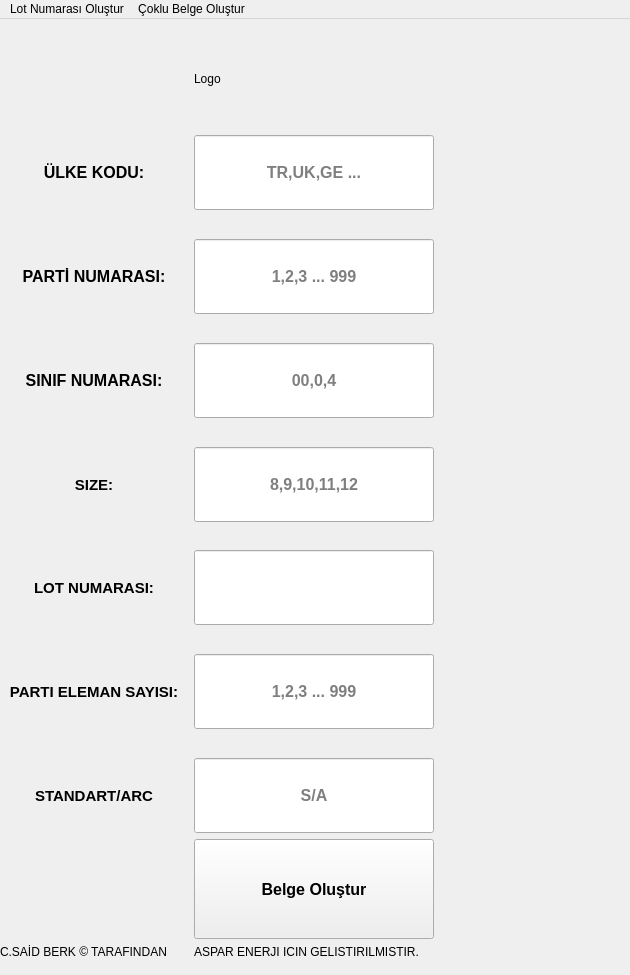
Before: the Qt Designer form Arayüz/arayuz2.ui in saidberk27/asparser, drawn with Qt 5.
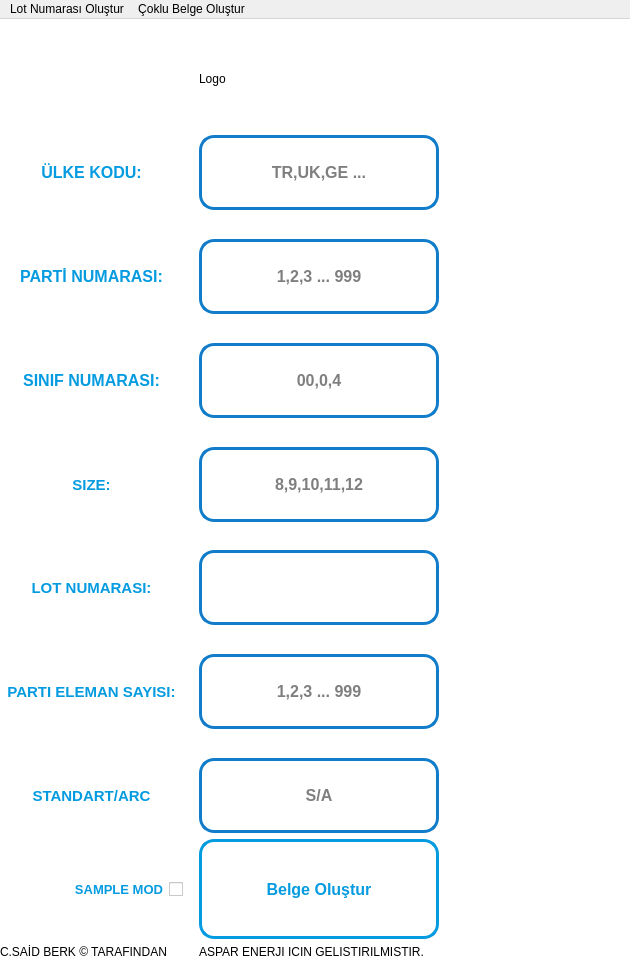
After: the same form once the commit is applied.

Commit message: SAMPLE MOD VE TASARIM GÜNCELLEMESİ

```diff
--- a/Arayüz/arayuz2.ui
+++ b/Arayüz/arayuz2.ui
@@ -32,6 +32,9 @@
    <string>ASPARSER</string>
   </property>
   <widget class="QWidget" name="centralwidget">
+   <property name="styleSheet">
+    <string notr="true">background-color: rgb(255, 255, 255);border:0;</string>
+   </property>
    <widget class="QWidget" name="gridLayoutWidget">
     <property name="geometry">
      <rect>
@@ -42,6 +45,77 @@
      </rect>
     </property>
     <layout class="QGridLayout" name="gridLayout">
+     <item row="0" column="3">
+      <spacer name="horizontalSpacer_2">
+       <property name="orientation">
+        <enum>Qt::Horizontal</enum>
+       </property>
+       <property name="sizeHint" stdset="0">
+        <size>
+         <width>40</width>
+         <height>20</height>
+        </size>
+       </property>
+      </spacer>
+     </item>
+     <item row="1" column="0">
+      <widget class="QLabel" name="ulke_label">
+       <property name="minimumSize">
+        <size>
+         <width>0</width>
+         <height>75</height>
+        </size>
+       </property>
+       <property name="font">
+        <font>
+         <pointsize>12</pointsize>
+         <weight>75</weight>
+         <bold>true</bold>
+        </font>
+       </property>
+       <property name="styleSheet">
+        <string notr="true">color: rgb(4, 155, 224);</string>
+       </property>
+       <property name="text">
+        <string>ÜLKE KODU:</string>
+       </property>
+       <property name="alignment">
+        <set>Qt::AlignCenter</set>
+       </property>
+      </widget>
+     </item>
+     <item row="13" column="2">
+      <widget class="QLineEdit" name="sa_line">
+       <property name="minimumSize">
+        <size>
+         <width>0</width>
+         <height>75</height>
+        </size>
+       </property>
+       <property name="font">
+        <font>
+         <pointsize>12</pointsize>
+         <weight>75</weight>
+         <bold>true</bold>
+        </font>
+       </property>
+       <property name="styleSheet">
+        <string notr="true">QLineEdit{
+
+border: 3px solid;
+border-color:rgb(17, 124, 202);
+border-radius:15px
+
+}</string>
+       </property>
+       <property name="alignment">
+        <set>Qt::AlignCenter</set>
+       </property>
+       <property name="placeholderText">
+        <string>S/A</string>
+       </property>
+      </widget>
+     </item>
      <item row="11" column="0">
       <widget class="QLabel" name="parti_eleman_label">
        <property name="font">
@@ -51,6 +125,9 @@
          <bold>true</bold>
         </font>
        </property>
+       <property name="styleSheet">
+        <string notr="true">color: rgb(4, 155, 224);</string>
+       </property>
        <property name="text">
         <string>PARTI ELEMAN SAYISI:</string>
        </property>
@@ -59,19 +136,92 @@
        </property>
       </widget>
      </item>
-     <item row="0" column="2">
-      <spacer name="horizontalSpacer_2">
+     <item row="8" column="0">
+      <spacer name="verticalSpacer_4">
        <property name="orientation">
-        <enum>Qt::Horizontal</enum>
+        <enum>Qt::Vertical</enum>
        </property>
        <property name="sizeHint" stdset="0">
         <size>
-         <width>40</width>
-         <height>20</height>
+         <width>20</width>
+         <height>40</height>
         </size>
        </property>
       </spacer>
      </item>
+     <item row="6" column="0">
+      <spacer name="verticalSpacer_3">
+       <property name="orientation">
+        <enum>Qt::Vertical</enum>
+       </property>
+       <property name="sizeHint" stdset="0">
+        <size>
+         <width>20</width>
+         <height>40</height>
+        </size>
+       </property>
+      </spacer>
+     </item>
+     <item row="14" column="2">
+      <widget class="QPushButton" name="pushButton">
+       <property name="minimumSize">
+        <size>
+         <width>0</width>
+         <height>100</height>
+        </size>
+       </property>
+       <property name="font">
+        <font>
+         <pointsize>12</pointsize>
+         <weight>75</weight>
+         <italic>false</italic>
+         <bold>true</bold>
+        </font>
+       </property>
+       <property name="styleSheet">
+        <string notr="true">QPushButton {
+color: rgb(4, 155, 224);
+background-color: rgb(255, 255, 255);
+border: 3px solid;
+border-color:#049BE0;
+border-radius:15px
+}
+
+QPushButton:hover{
+	color: rgb(255, 255, 255);
+	background-color: rgb(4, 155, 224);
+
+}
+
+QPushButton:pressed{
+	background-color: rgb(62, 198, 247);
+}</string>
+       </property>
+       <property name="text">
+        <string>Belge Oluştur</string>
+       </property>
+      </widget>
+     </item>
+     <item row="9" column="0">
+      <widget class="QLabel" name="lot_label">
+       <property name="font">
+        <font>
+         <pointsize>11</pointsize>
+         <weight>75</weight>
+         <bold>true</bold>
+        </font>
+       </property>
+       <property name="styleSheet">
+        <string notr="true">color: rgb(4, 155, 224);</string>
+       </property>
+       <property name="text">
+        <string>LOT NUMARASI:</string>
+       </property>
+       <property name="alignment">
+        <set>Qt::AlignCenter</set>
+       </property>
+      </widget>
+     </item>
      <item row="5" column="0">
       <widget class="QLabel" name="sinif_label">
        <property name="minimumSize">
@@ -87,6 +237,9 @@
          <bold>true</bold>
         </font>
        </property>
+       <property name="styleSheet">
+        <string notr="true">color: rgb(4, 155, 224);</string>
+       </property>
        <property name="text">
         <string>SINIF NUMARASI:</string>
        </property>
@@ -95,13 +248,157 @@
        </property>
       </widget>
      </item>
-     <item row="16" column="1">
+     <item row="12" column="0">
+      <spacer name="verticalSpacer_6">
+       <property name="orientation">
+        <enum>Qt::Vertical</enum>
+       </property>
+       <property name="sizeHint" stdset="0">
+        <size>
+         <width>20</width>
+         <height>40</height>
+        </size>
+       </property>
+      </spacer>
+     </item>
+     <item row="16" column="2">
       <widget class="QLabel" name="label_3">
        <property name="text">
         <string>ASPAR ENERJI ICIN GELISTIRILMISTIR.</string>
        </property>
       </widget>
      </item>
+     <item row="0" column="2">
+      <widget class="QLabel" name="logo">
+       <property name="sizePolicy">
+        <sizepolicy hsizetype="Fixed" vsizetype="Fixed">
+         <horstretch>0</horstretch>
+         <verstretch>0</verstretch>
+        </sizepolicy>
+       </property>
+       <property name="minimumSize">
+        <size>
+         <width>240</width>
+         <height>100</height>
+        </size>
+       </property>
+       <property name="maximumSize">
+        <size>
+         <width>240</width>
+         <height>100</height>
+        </size>
+       </property>
+       <property name="text">
+        <string>Logo</string>
+       </property>
+      </widget>
+     </item>
+     <item row="14" column="0">
+      <widget class="QCheckBox" name="checkBox">
+       <property name="font">
+        <font>
+         <pointsize>10</pointsize>
+         <weight>75</weight>
+         <bold>true</bold>
+        </font>
+       </property>
+       <property name="acceptDrops">
+        <bool>false</bool>
+       </property>
+       <property name="layoutDirection">
+        <enum>Qt::RightToLeft</enum>
+       </property>
+       <property name="styleSheet">
+        <string notr="true">color: rgb(4, 155, 224);</string>
+       </property>
+       <property name="text">
+        <string>SAMPLE MOD</string>
+       </property>
+      </widget>
+     </item>
+     <item row="0" column="0">
+      <spacer name="horizontalSpacer">
+       <property name="orientation">
+        <enum>Qt::Horizontal</enum>
+       </property>
+       <property name="sizeHint" stdset="0">
+        <size>
+         <width>40</width>
+         <height>20</height>
+        </size>
+       </property>
+      </spacer>
+     </item>
+     <item row="7" column="2">
+      <widget class="QLineEdit" name="size_line">
+       <property name="minimumSize">
+        <size>
+         <width>0</width>
+         <height>75</height>
+        </size>
+       </property>
+       <property name="font">
+        <font>
+         <pointsize>12</pointsize>
+         <weight>75</weight>
+         <bold>true</bold>
+        </font>
+       </property>
+       <property name="styleSheet">
+        <string notr="true">QLineEdit{
+
+border: 3px solid;
+border-color:rgb(17, 124, 202);
+border-radius:15px
+
+}</string>
+       </property>
+       <property name="text">
+        <string/>
+       </property>
+       <property name="alignment">
+        <set>Qt::AlignCenter</set>
+       </property>
+       <property name="placeholderText">
+        <string>8,9,10,11,12</string>
+       </property>
+      </widget>
+     </item>
+     <item row="3" column="2">
+      <widget class="QLineEdit" name="parti_line">
+       <property name="minimumSize">
+        <size>
+         <width>0</width>
+         <height>75</height>
+        </size>
+       </property>
+       <property name="font">
+        <font>
+         <pointsize>12</pointsize>
+         <weight>75</weight>
+         <bold>true</bold>
+        </font>
+       </property>
+       <property name="styleSheet">
+        <string notr="true">QLineEdit{
+
+border: 3px solid;
+border-color:rgb(17, 124, 202);
+border-radius:15px
+
+}</string>
+       </property>
+       <property name="text">
+        <string/>
+       </property>
+       <property name="alignment">
+        <set>Qt::AlignCenter</set>
+       </property>
+       <property name="placeholderText">
+        <string>1,2,3 ... 999</string>
+       </property>
+      </widget>
+     </item>
      <item row="16" column="0">
       <widget class="QLabel" name="label_2">
        <property name="text">
@@ -109,75 +406,6 @@
        </property>
       </widget>
      </item>
-     <item row="9" column="1">
-      <widget class="QLineEdit" name="lot_line">
-       <property name="minimumSize">
-        <size>
-         <width>0</width>
-         <height>75</height>
-        </size>
-       </property>
-       <property name="font">
-        <font>
-         <pointsize>12</pointsize>
-         <weight>75</weight>
-         <bold>true</bold>
-        </font>
-       </property>
-       <property name="alignment">
-        <set>Qt::AlignCenter</set>
-       </property>
-      </widget>
-     </item>
-     <item row="10" column="0">
-      <spacer name="verticalSpacer_5">
-       <property name="orientation">
-        <enum>Qt::Vertical</enum>
-       </property>
-       <property name="sizeHint" stdset="0">
-        <size>
-         <width>20</width>
-         <height>40</height>
-        </size>
-       </property>
-      </spacer>
-     </item>
-     <item row="13" column="1">
-      <widget class="QLineEdit" name="sa_line">
-       <property name="minimumSize">
-        <size>
-         <width>0</width>
-         <height>75</height>
-        </size>
-       </property>
-       <property name="font">
-        <font>
-         <pointsize>12</pointsize>
-         <weight>75</weight>
-         <bold>true</bold>
-        </font>
-       </property>
-       <property name="alignment">
-        <set>Qt::AlignCenter</set>
-       </property>
-       <property name="placeholderText">
-        <string>S/A</string>
-       </property>
-      </widget>
-     </item>
-     <item row="6" column="0">
-      <spacer name="verticalSpacer_3">
-       <property name="orientation">
-        <enum>Qt::Vertical</enum>
-       </property>
-       <property name="sizeHint" stdset="0">
-        <size>
-         <width>20</width>
-         <height>40</height>
-        </size>
-       </property>
-      </spacer>
-     </item>
      <item row="4" column="0">
       <spacer name="verticalSpacer_2">
        <property name="orientation">
@@ -206,6 +434,9 @@
          <bold>true</bold>
         </font>
        </property>
+       <property name="styleSheet">
+        <string notr="true">color: rgb(4, 155, 224);</string>
+       </property>
        <property name="text">
         <string>SIZE:</string>
        </property>
@@ -214,33 +445,27 @@
        </property>
       </widget>
      </item>
-     <item row="7" column="1">
-      <widget class="QLineEdit" name="size_line">
-       <property name="minimumSize">
-        <size>
-         <width>0</width>
-         <height>75</height>
-        </size>
-       </property>
+     <item row="13" column="0">
+      <widget class="QLabel" name="sa_label">
        <property name="font">
         <font>
-         <pointsize>12</pointsize>
+         <pointsize>11</pointsize>
          <weight>75</weight>
          <bold>true</bold>
         </font>
        </property>
+       <property name="styleSheet">
+        <string notr="true">color: rgb(4, 155, 224);</string>
+       </property>
        <property name="text">
-        <string/>
+        <string>STANDART/ARC</string>
        </property>
        <property name="alignment">
         <set>Qt::AlignCenter</set>
        </property>
-       <property name="placeholderText">
-        <string>8,9,10,11,12</string>
-       </property>
       </widget>
      </item>
-     <item row="1" column="1">
+     <item row="1" column="2">
       <widget class="QLineEdit" name="ulke_line">
        <property name="minimumSize">
         <size>
@@ -255,6 +480,15 @@
          <bold>true</bold>
         </font>
        </property>
+       <property name="styleSheet">
+        <string notr="true">QLineEdit{
+
+border: 3px solid;
+border-color:rgb(17, 124, 202);
+border-radius:15px
+
+}</string>
+       </property>
        <property name="text">
         <string/>
        </property>
@@ -266,127 +500,6 @@
        </property>
       </widget>
      </item>
-     <item row="9" column="0">
-      <widget class="QLabel" name="lot_label">
-       <property name="font">
-        <font>
-         <pointsize>11</pointsize>
-         <weight>75</weight>
-         <bold>true</bold>
-        </font>
-       </property>
-       <property name="text">
-        <string>LOT NUMARASI:</string>
-       </property>
-       <property name="alignment">
-        <set>Qt::AlignCenter</set>
-       </property>
-      </widget>
-     </item>
-     <item row="8" column="0">
-      <spacer name="verticalSpacer_4">
-       <property name="orientation">
-        <enum>Qt::Vertical</enum>
-       </property>
-       <property name="sizeHint" stdset="0">
-        <size>
-         <width>20</width>
-         <height>40</height>
-        </size>
-       </property>
-      </spacer>
-     </item>
-     <item row="0" column="0">
-      <spacer name="horizontalSpacer">
-       <property name="orientation">
-        <enum>Qt::Horizontal</enum>
-       </property>
-       <property name="sizeHint" stdset="0">
-        <size>
-         <width>40</width>
-         <height>20</height>
-        </size>
-       </property>
-      </spacer>
-     </item>
-     <item row="3" column="1">
-      <widget class="QLineEdit" name="parti_line">
-       <property name="minimumSize">
-        <size>
-         <width>0</width>
-         <height>75</height>
-        </size>
-       </property>
-       <property name="font">
-        <font>
-         <pointsize>12</pointsize>
-         <weight>75</weight>
-         <bold>true</bold>
-        </font>
-       </property>
-       <property name="text">
-        <string/>
-       </property>
-       <property name="alignment">
-        <set>Qt::AlignCenter</set>
-       </property>
-       <property name="placeholderText">
-        <string>1,2,3 ... 999</string>
-       </property>
-      </widget>
-     </item>
-     <item row="5" column="1">
-      <widget class="QLineEdit" name="sinif_line">
-       <property name="minimumSize">
-        <size>
-         <width>0</width>
-         <height>75</height>
-        </size>
-       </property>
-       <property name="font">
-        <font>
-         <pointsize>12</pointsize>
-         <weight>75</weight>
-         <bold>true</bold>
-        </font>
-       </property>
-       <property name="text">
-        <string/>
-       </property>
-       <property name="alignment">
-        <set>Qt::AlignCenter</set>
-       </property>
-       <property name="placeholderText">
-        <string>00,0,4</string>
-       </property>
-      </widget>
-     </item>
-     <item row="12" column="0">
-      <spacer name="verticalSpacer_6">
-       <property name="orientation">
-        <enum>Qt::Vertical</enum>
-       </property>
-       <property name="sizeHint" stdset="0">
-        <size>
-         <width>20</width>
-         <height>40</height>
-        </size>
-       </property>
-      </spacer>
-     </item>
-     <item row="2" column="0">
-      <spacer name="verticalSpacer">
-       <property name="orientation">
-        <enum>Qt::Vertical</enum>
-       </property>
-       <property name="sizeHint" stdset="0">
-        <size>
-         <width>20</width>
-         <height>40</height>
-        </size>
-       </property>
-      </spacer>
-     </item>
      <item row="3" column="0">
       <widget class="QLabel" name="parti_label">
        <property name="minimumSize">
@@ -402,6 +515,9 @@
          <bold>true</bold>
         </font>
        </property>
+       <property name="styleSheet">
+        <string notr="true">color: rgb(4, 155, 224);</string>
+       </property>
        <property name="text">
         <string>PARTİ NUMARASI:</string>
        </property>
@@ -410,8 +526,8 @@
        </property>
       </widget>
      </item>
-     <item row="1" column="0">
-      <widget class="QLabel" name="ulke_label">
+     <item row="9" column="2">
+      <widget class="QLineEdit" name="lot_line">
        <property name="minimumSize">
         <size>
          <width>0</width>
@@ -425,57 +541,21 @@
          <bold>true</bold>
         </font>
        </property>
-       <property name="text">
-        <string>ÜLKE KODU:</string>
+       <property name="styleSheet">
+        <string notr="true">QLineEdit{
+
+border: 3px solid;
+border-color:rgb(17, 124, 202);
+border-radius:15px
+
+}</string>
        </property>
        <property name="alignment">
         <set>Qt::AlignCenter</set>
        </property>
       </widget>
      </item>
-     <item row="13" column="0">
-      <widget class="QLabel" name="sa_label">
-       <property name="font">
-        <font>
-         <pointsize>11</pointsize>
-         <weight>75</weight>
-         <bold>true</bold>
-        </font>
-       </property>
-       <property name="text">
-        <string>STANDART/ARC</string>
-       </property>
-       <property name="alignment">
-        <set>Qt::AlignCenter</set>
-       </property>
-      </widget>
-     </item>
-     <item row="0" column="1">
-      <widget class="QLabel" name="logo">
-       <property name="sizePolicy">
-        <sizepolicy hsizetype="Fixed" vsizetype="Fixed">
-         <horstretch>0</horstretch>
-         <verstretch>0</verstretch>
-        </sizepolicy>
-       </property>
-       <property name="minimumSize">
-        <size>
-         <width>240</width>
-         <height>100</height>
-        </size>
-       </property>
-       <property name="maximumSize">
-        <size>
-         <width>240</width>
-         <height>100</height>
-        </size>
-       </property>
-       <property name="text">
-        <string>Logo</string>
-       </property>
-      </widget>
-     </item>
-     <item row="11" column="1">
+     <item row="11" column="2">
       <widget class="QLineEdit" name="parti_eleman_line">
        <property name="minimumSize">
         <size>
@@ -490,6 +570,15 @@
          <bold>true</bold>
         </font>
        </property>
+       <property name="styleSheet">
+        <string notr="true">QLineEdit{
+
+border: 3px solid;
+border-color:rgb(17, 124, 202);
+border-radius:15px
+
+}</string>
+       </property>
        <property name="alignment">
         <set>Qt::AlignCenter</set>
        </property>
@@ -498,26 +587,82 @@
        </property>
       </widget>
      </item>
+     <item row="10" column="0">
+      <spacer name="verticalSpacer_5">
+       <property name="orientation">
+        <enum>Qt::Vertical</enum>
+       </property>
+       <property name="sizeHint" stdset="0">
+        <size>
+         <width>20</width>
+         <height>40</height>
+        </size>
+       </property>
+      </spacer>
+     </item>
+     <item row="5" column="2">
+      <widget class="QLineEdit" name="sinif_line">
+       <property name="minimumSize">
+        <size>
+         <width>0</width>
+         <height>75</height>
+        </size>
+       </property>
+       <property name="font">
+        <font>
+         <pointsize>12</pointsize>
+         <weight>75</weight>
+         <bold>true</bold>
+        </font>
+       </property>
+       <property name="styleSheet">
+        <string notr="true">QLineEdit{
+
+border: 3px solid;
+border-color:rgb(17, 124, 202);
+border-radius:15px
+
+}</string>
+       </property>
+       <property name="text">
+        <string/>
+       </property>
+       <property name="alignment">
+        <set>Qt::AlignCenter</set>
+       </property>
+       <property name="placeholderText">
+        <string>00,0,4</string>
+       </property>
+      </widget>
+     </item>
+     <item row="2" column="0">
+      <spacer name="verticalSpacer">
+       <property name="orientation">
+        <enum>Qt::Vertical</enum>
+       </property>
+       <property name="sizeHint" stdset="0">
+        <size>
+         <width>20</width>
+         <height>40</height>
+        </size>
+       </property>
+      </spacer>
+     </item>
      <item row="14" column="1">
-      <widget class="QPushButton" name="pushButton">
-       <property name="minimumSize">
+      <spacer name="horizontalSpacer_3">
+       <property name="orientation">
+        <enum>Qt::Horizontal</enum>
+       </property>
+       <property name="sizeType">
+        <enum>QSizePolicy::Fixed</enum>
+       </property>
+       <property name="sizeHint" stdset="0">
         <size>
-         <width>0</width>
-         <height>100</height>
+         <width>10</width>
+         <height>20</height>
         </size>
        </property>
-       <property name="font">
-        <font>
-         <pointsize>12</pointsize>
-         <weight>75</weight>
-         <italic>false</italic>
-         <bold>true</bold>
-        </font>
-       </property>
-       <property name="text">
-        <string>Belge Oluştur</string>
-       </property>
-      </widget>
+      </spacer>
      </item>
     </layout>
    </widget>
```
The commit also changes 115 other files.
